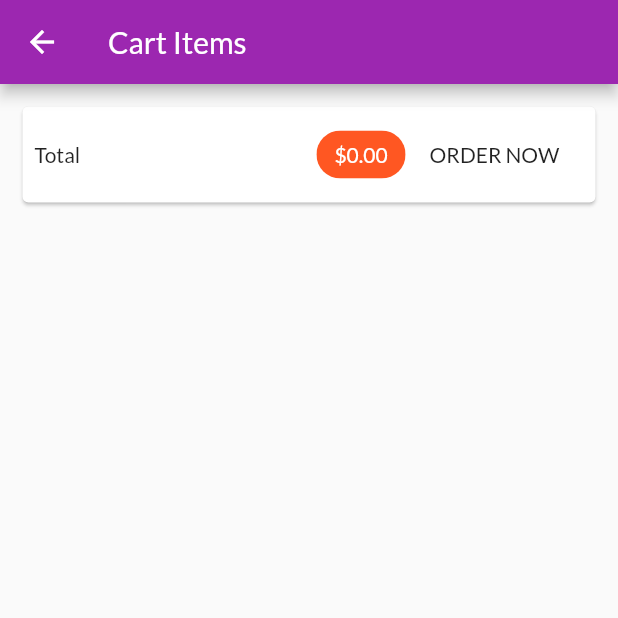
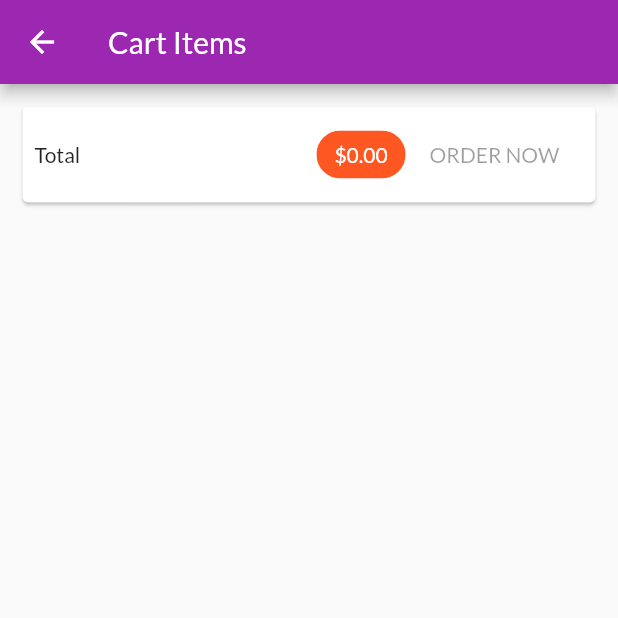
Before and after one commit to kaushal9678/Provider_Flutter_State_Management, a Flutter app: the CartView screen opened by its route, on a phone screen of 412 x 824 dp, the top half of it. Run offline on Flutter 3.47's test engine with Material 2 defaults, Android fonts, the phone set to English and light mode, and no system bars; network calls fail.

Commit message:
In this commit following things are implemented
Hit an API using futureBuilder instead of initState, didChangeDependency
Update orders on firebase store

```diff
--- a/lib/main.dart
+++ b/lib/main.dart
@@ -8,7 +8,7 @@ import './screens/product_details_screen.dart';
 import './providers/products_provider.dart';
 import './providers/cart.dart';
 import './screens/cart_screen.dart';
-import './screens/OrderDetailScreen.dart';
+import './screens/OrdersScreen.dart';
 import './providers/orders.dart';
 import './screens/user_product_screen.dart';
 import './screens/edit_product_screen.dart';
@@ -52,7 +52,7 @@ class MyApp extends StatelessWidget {
           routes: {
             ProductDetailScreen.routeName: (ctx) => ProductDetailScreen(),
             CartView.routeName: (ctx) => CartView(),
-            OrderDetailScreen.routeName: (ctx) => OrderDetailScreen(),
+            OrdersScreen.routeName: (ctx) => OrdersScreen(),
             UserProductScreen.routeName: (ctx) => UserProductScreen(),
             EditProductScreen.routeName: (ctx) => EditProductScreen(),
           }),
--- a/lib/providers/products_provider.dart
+++ b/lib/providers/products_provider.dart
@@ -71,6 +71,9 @@ class ProductsProvider with ChangeNotifier {
       final result = await http.get(url);
       final extractedData = json.decode(result.body) as Map<String, dynamic>;
       final List<Product> loadedProducts = [];
+      if (extractedData == null) {
+        return;
+      }
       extractedData.forEach((prodId, prodData) {
         loadedProducts.add(Product(
             id: prodId,
--- a/lib/screens/cart_screen.dart
+++ b/lib/screens/cart_screen.dart
@@ -2,7 +2,7 @@ import 'package:flutter/material.dart';
 import 'package:provider/provider.dart';
 import '../providers/cart.dart';
 import '../widgets/CartItemCell.dart';
-import './OrderDetailScreen.dart';
+import './OrdersScreen.dart';
 import '../providers/orders.dart';
 
 class CartView extends StatelessWidget {
@@ -35,16 +35,8 @@ class CartView extends StatelessWidget {
                     ),
                     backgroundColor: Theme.of(context).accentColor,
                   ),
-                  FlatButton(
-                    child: Text("ORDER NOW"),
-                    onPressed: () {
-                      Provider.of<Orders>(context, listen: false).addOrder(
-                          cart.items.values.toList(), cart.totalAmount);
-                      cart.clear();
-                      Navigator.of(context)
-                          .pushReplacementNamed(OrderDetailScreen.routeName);
-                      // .pushReplacement(OrderDetailScreen.routeName);
-                    },
+                  OrderButton(
+                    cart: cart,
                   )
                 ],
               ),
@@ -69,3 +61,40 @@ class CartView extends StatelessWidget {
     );
   }
 }
+
+class OrderButton extends StatefulWidget {
+  const OrderButton({
+    Key key,
+    @required this.cart,
+  }) : super(key: key);
+  final Cart cart;
+
+  @override
+  _OrderButtonState createState() => _OrderButtonState();
+}
+
+class _OrderButtonState extends State<OrderButton> {
+  var _isLoading = false;
+  @override
+  Widget build(BuildContext context) {
+    return FlatButton(
+      child: _isLoading ? CircularProgressIndicator() : Text("ORDER NOW"),
+      onPressed: (widget.cart.totalAmount <= 0 || _isLoading)
+          ? null
+          : () async {
+              setState(() {
+                _isLoading = true;
+              });
+              await Provider.of<Orders>(context, listen: false).addOrder(
+                  widget.cart.items.values.toList(), widget.cart.totalAmount);
+              setState(() {
+                _isLoading = false;
+              });
+              widget.cart.clear();
+              Navigator.of(context)
+                  .pushReplacementNamed(OrdersScreen.routeName);
+              // .pushReplacement(OrderDetailScreen.routeName);
+            },
+    );
+  }
+}
--- a/lib/widgets/app_drawer.dart
+++ b/lib/widgets/app_drawer.dart
@@ -1,6 +1,6 @@
 import 'package:flutter/material.dart';
 import '../screens/cart_screen.dart';
-import '../screens/OrderDetailScreen.dart';
+import '../screens/OrdersScreen.dart';
 import '../screens/user_product_screen.dart';
 
 class AppDrawer extends StatelessWidget {
@@ -28,7 +28,7 @@ class AppDrawer extends StatelessWidget {
             title: Text("Orders"),
             onTap: () {
               Navigator.of(context)
-                  .pushReplacementNamed(OrderDetailScreen.routeName);
+                  .pushReplacementNamed(OrdersScreen.routeName);
             },
           ),
           ListTile(
```
Also changed, not shown: lib/providers/orders.dart (+51 -3 lines), lib/providers/product.dart (+20 -1 lines), lib/screens/OrderDetailScreen.dart (deleted, +0 -24 lines), lib/screens/OrdersScreen.dart (added, +45 -0 lines).
